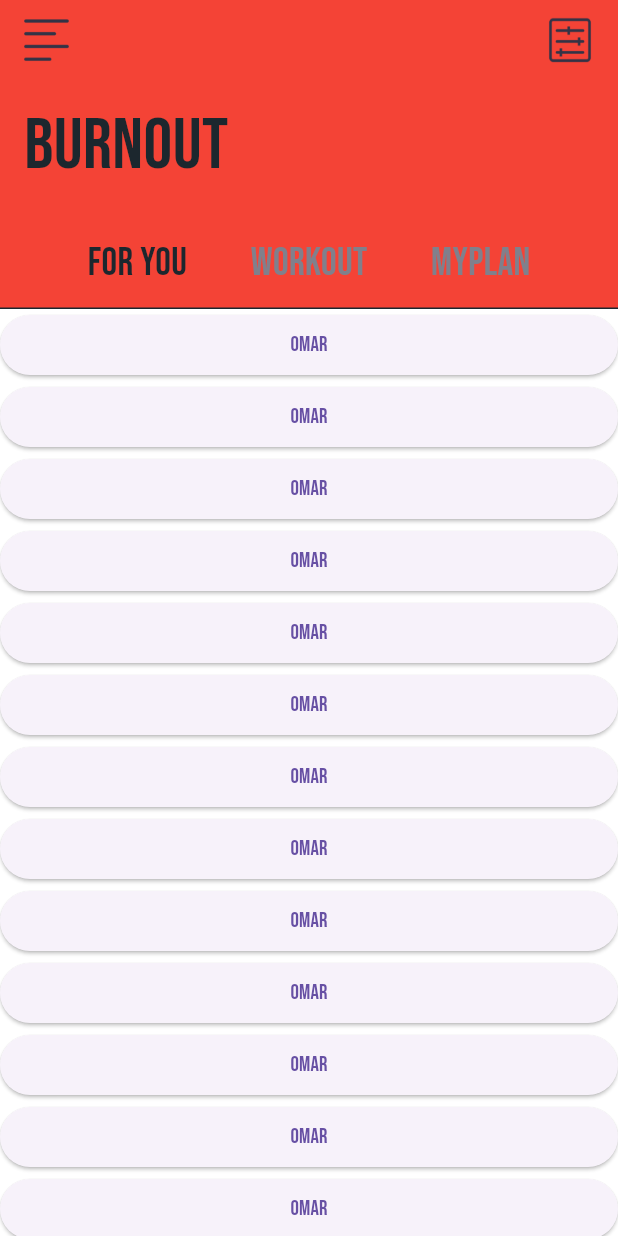
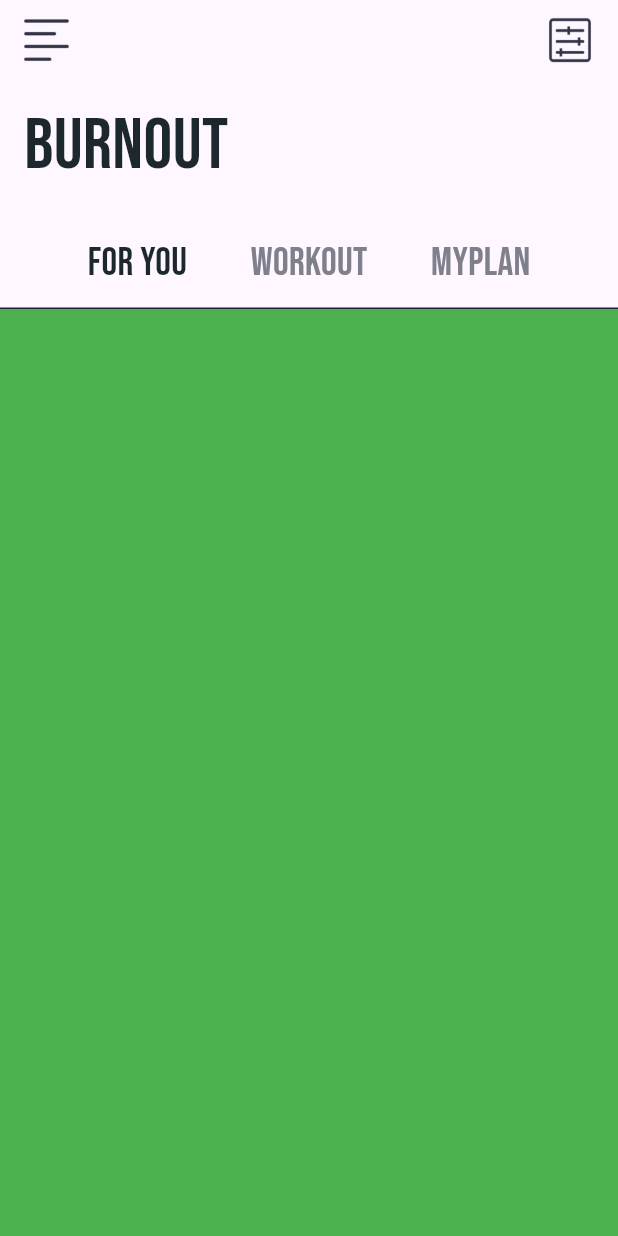
Before and after one commit to omarabukaraki/Burnout, a Flutter app: the HomePage screen opened directly, on a phone screen of 412 x 824 dp. Run offline on Flutter 3.47's test engine with Material 3 defaults, Android fonts, the phone set to English and light mode, and no system bars.

Commit message:
build the ui structure for home page

```diff
--- a/lib/features/home/presentation/views/home_page.dart
+++ b/lib/features/home/presentation/views/home_page.dart
@@ -9,24 +9,9 @@ class HomePage extends StatelessWidget {
   Widget build(BuildContext context) {
     return Container(
       color: AppColor.kWhite,
-      child: SafeArea(
+      child: const SafeArea(
         child: Scaffold(
-          body: Column(
-            children: [
-              const CustomFullAppBar(),
-              Expanded(
-                child: Container(
-                  color: Colors.white,
-                  child: ListView.builder(
-                    itemBuilder: (context, index) {
-                      return ElevatedButton(
-                          onPressed: () {}, child: Text('omar'));
-                    },
-                  ),
-                ),
-              )
-            ],
-          ),
+          body: AllPages(),
         ),
       ),
     );
--- /dev/null
+++ b/lib/features/home/presentation/views/widget/custom_app_bar.dart
@@ -0,0 +1,25 @@
+import 'package:burnout/core/utils/app_color.dart';
+import 'package:flutter/material.dart';
+import 'icon_list.dart';
+
+class CustomAppBar extends StatelessWidget {
+  const CustomAppBar({
+    super.key,
+  });
+
+  @override
+  Widget build(BuildContext context) {
+    return const Column(
+      crossAxisAlignment: CrossAxisAlignment.start,
+      children: [
+        IconList(),
+        SizedBox(height: 20),
+        Text(
+          'Burnout',
+          style: TextStyle(color: AppColor.kPrimary, fontSize: 48),
+        ),
+        SizedBox(height: 20),
+      ],
+    );
+  }
+}
--- a/lib/features/home/presentation/views/widget/custom_full_app_bar.dart
+++ b/lib/features/home/presentation/views/widget/custom_full_app_bar.dart
@@ -1,40 +1,94 @@
 import 'package:flutter/material.dart';
+import '../../../../../core/utils/app_color.dart';
+import 'custom_app_bar.dart';
+import 'pages_button.dart';
 
-import '../../../../../core/utils/app_color.dart';
-import 'icon_list.dart';
-import 'pages_button_list.dart';
-
-class CustomFullAppBar extends StatelessWidget {
-  const CustomFullAppBar({
+class AllPages extends StatefulWidget {
+  const AllPages({
     super.key,
   });
 
   @override
+  State<AllPages> createState() => _AllPagesState();
+}
+
+class _AllPagesState extends State<AllPages> {
+  bool isSelectOne = true;
+  bool isSelectTwo = false;
+  bool isSelectThree = false;
+  int index = 0;
+  List<Widget> pages = [
+    Container(
+      color: Colors.green,
+    ),
+    Container(
+      color: Colors.amber,
+    ),
+    Container(
+      color: Colors.black,
+    )
+  ];
+  @override
   Widget build(BuildContext context) {
-    return Container(
+    return Column(
+      children: [
+        Container(
           padding: const EdgeInsets.symmetric(horizontal: 16, vertical: 8),
           width: MediaQuery.of(context).size.width,
           height: MediaQuery.of(context).size.height / 4,
           decoration: const BoxDecoration(
-          color: Colors.red,
               border: Border(bottom: BorderSide(color: AppColor.kPrimary))),
-      child: const Column(
+          child: Column(
               mainAxisAlignment: MainAxisAlignment.spaceAround,
               children: [
-            Column(
-              crossAxisAlignment: CrossAxisAlignment.start,
+                const CustomAppBar(),
+                Row(
+                  mainAxisAlignment: MainAxisAlignment.spaceEvenly,
                   children: [
-                IconList(),
-                SizedBox(height: 20),
-                Text(
-                  'Burnout',
-                  style: TextStyle(color: AppColor.kPrimary, fontSize: 48),
+                    PagesButton(
+                      isSelected: isSelectOne,
+                      label: 'For You',
+                      onTap: () {
+                        setState(() {
+                          isSelectOne = true;
+                          isSelectTwo = false;
+                          isSelectThree = false;
+                          index = 0;
+                        });
+                      },
                     ),
-                SizedBox(height: 20),
+                    PagesButton(
+                      isSelected: isSelectTwo,
+                      label: 'WorkOut',
+                      onTap: () {
+                        setState(() {
+                          isSelectOne = false;
+                          isSelectTwo = true;
+                          isSelectThree = false;
+                          index = 1;
+                        });
+                      },
+                    ),
+                    PagesButton(
+                      isSelected: isSelectThree,
+                      label: 'MyPlan',
+                      onTap: () {
+                        setState(() {
+                          isSelectOne = false;
+                          isSelectTwo = false;
+                          isSelectThree = true;
+                          index = 2;
+                        });
+                      },
+                    ),
                   ],
+                )
+              ]),
         ),
-            PagesButtonList()
-          ]),
+        Expanded(
+          child: pages[index],
+        )
+      ],
     );
   }
 }
--- a/lib/features/home/presentation/views/widget/pages_button_list.dart
+++ /dev/null
@@ -1,59 +0,0 @@
-import 'package:flutter/material.dart';
-
-import 'pages_button.dart';
-
-class PagesButtonList extends StatefulWidget {
-  const PagesButtonList({
-    super.key,
-  });
-
-  @override
-  State<PagesButtonList> createState() => _PagesButtonListState();
-}
-
-class _PagesButtonListState extends State<PagesButtonList> {
-  bool isSelectOne = true;
-  bool isSelectTwo = false;
-  bool isSelectThree = false;
-  @override
-  Widget build(BuildContext context) {
-    return Row(
-      mainAxisAlignment: MainAxisAlignment.spaceEvenly,
-      children: [
-        PagesButton(
-          isSelected: isSelectOne,
-          label: 'For You',
-          onTap: () {
-            setState(() {
-              isSelectOne = true;
-              isSelectTwo = false;
-              isSelectThree = false;
-            });
-          },
-        ),
-        PagesButton(
-          isSelected: isSelectTwo,
-          label: 'WorkOut',
-          onTap: () {
-            setState(() {
-              isSelectOne = false;
-              isSelectTwo = true;
-              isSelectThree = false;
-            });
-          },
-        ),
-        PagesButton(
-          isSelected: isSelectThree,
-          label: 'MyPlan',
-          onTap: () {
-            setState(() {
-              isSelectOne = false;
-              isSelectTwo = false;
-              isSelectThree = true;
-            });
-          },
-        ),
-      ],
-    );
-  }
-}
```
Lines whose indentation alone changed are shown as unchanged.
